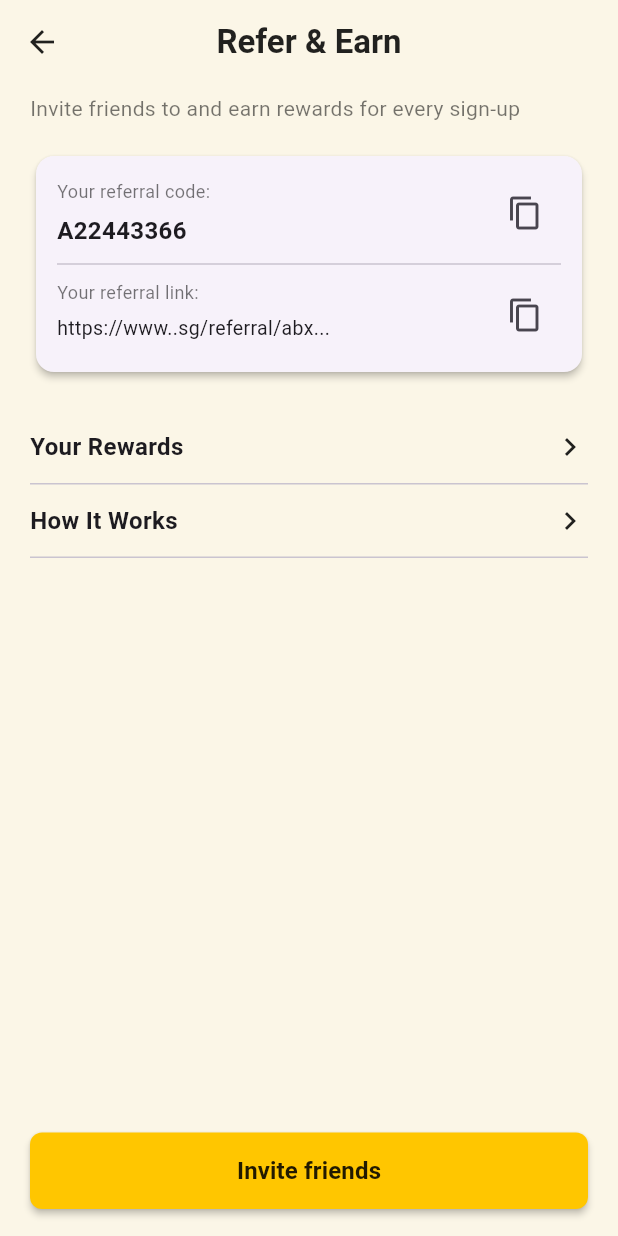
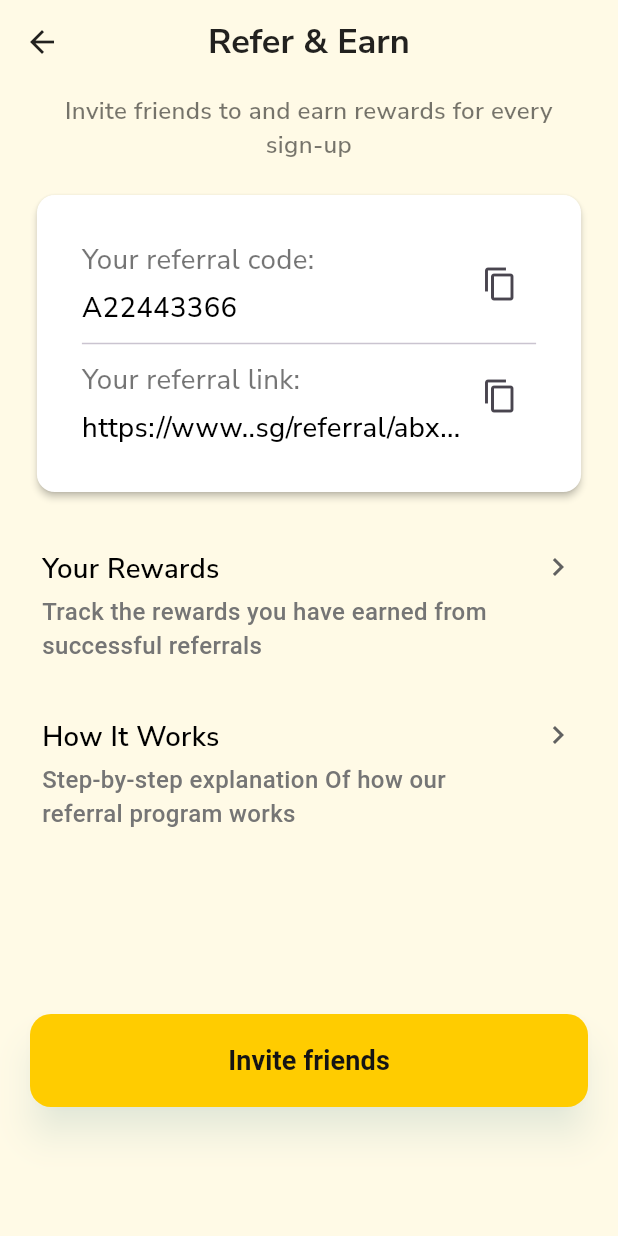
Before and after one commit to Dev-Ninjas-Backup/nicholaslim80, a Flutter app: the ReferAndEarnScreen screen opened by its route, on a phone screen of 412 x 824 dp. Run offline on Flutter 3.47's test engine with Material 3 defaults, Android fonts, the phone set to English and light mode, and no system bars; our stand-ins replace flutter_easyloading, flutter_screenutil, get, google_fonts, slide_to_act.

Commit message:
refer and earn screen all most done

```diff
--- a/lib/features/user/refer_and_earn/controller/refer_and_earn_controller.dart
+++ b/lib/features/user/refer_and_earn/controller/refer_and_earn_controller.dart
@@ -7,45 +7,19 @@ class ReferAndEarnController extends GetxController {
 
   Future<void> copyCode() async {
     await Clipboard.setData(ClipboardData(text: referralCode.value));
-    Get.snackbar(
-      'Copied',
-      'Referral code copied to clipboard',
-      snackPosition: SnackPosition.BOTTOM,
-    );
   }
 
   Future<void> copyLink() async {
     await Clipboard.setData(ClipboardData(text: referralLink.value));
-    Get.snackbar(
-      'Copied',
-      'Referral link copied to clipboard',
-      snackPosition: SnackPosition.BOTTOM,
-    );
   }
 
-  void onInvitePressed() {
-    Get.snackbar(
-      'Invite',
-      'Open share sheet or navigate to share UI.',
-      snackPosition: SnackPosition.BOTTOM,
-    );
-  }
+  void onInvitePressed() {}
 
   void openRewards() {
     // Get.to(() => RewardsScreen());
-    Get.snackbar(
-      'Navigate',
-      'Open Rewards screen',
-      snackPosition: SnackPosition.BOTTOM,
-    );
   }
 
   void openHowItWorks() {
     // Get.to(() => HowItWorksScreen());
-    Get.snackbar(
-      'Navigate',
-      'Open How It Works',
-      snackPosition: SnackPosition.BOTTOM,
-    );
   }
 }
--- a/lib/features/user/refer_and_earn/screen/refer_and_earn_screen.dart
+++ b/lib/features/user/refer_and_earn/screen/refer_and_earn_screen.dart
@@ -1,6 +1,11 @@
 import 'package:flutter/material.dart';
 import 'package:get/get.dart';
+import 'package:nicholaslim80/core/common/styles/global_text_style.dart';
+import 'package:nicholaslim80/core/common/widgets/custom_button.dart';
 import 'package:nicholaslim80/features/user/refer_and_earn/controller/refer_and_earn_controller.dart';
+import 'package:nicholaslim80/features/user/refer_and_earn/widget/refar_card_widget.dart';
+
+import '../../../../core/utils/constants/app_colors.dart';
 
 class ReferAndEarnScreen extends StatelessWidget {
   ReferAndEarnScreen({super.key});
@@ -9,11 +14,10 @@ class ReferAndEarnScreen extends StatelessWidget {
 
   @override
   Widget build(BuildContext context) {
-    // sizing helpers
     final padding = 20.0;
 
     return Scaffold(
-      backgroundColor: Color(0xFFFBF6E7),
+      backgroundColor: AppColors.backgroungColor,
       appBar: AppBar(
         backgroundColor: Colors.transparent,
         elevation: 0,
@@ -24,174 +28,120 @@ class ReferAndEarnScreen extends StatelessWidget {
         centerTitle: true,
         title: Text(
           'Refer & Earn',
-          style: TextStyle(color: Colors.black87, fontWeight: FontWeight.w600),
+          style: getTextStyle(
+            fontSize: 20,
+            color: Colors.black87,
+            fontWeight: FontWeight.w700,
+          ),
         ),
       ),
       body: SafeArea(
         child: Padding(
           padding: EdgeInsets.symmetric(horizontal: padding),
           child: Column(
-            crossAxisAlignment: CrossAxisAlignment.start,
+            crossAxisAlignment: CrossAxisAlignment.center,
             children: [
               SizedBox(height: 6),
               Text(
-                'Invite friends to and earn rewards for every sign-up',
-                style: TextStyle(fontSize: 14, color: Colors.black54),
+                'Invite friends to and earn rewards for every\nsign-up',
+                style: getTextStyle(
+                  fontSize: 14,
+                  fontWeight: FontWeight.w600,
+                  color: Colors.black54,
+                ),
+                textAlign: TextAlign.center,
               ),
+
               SizedBox(height: 18),
 
               // referral card
-              Card(
-                shape: RoundedRectangleBorder(
-                  borderRadius: BorderRadius.circular(12),
-                ),
-                elevation: 2,
-                child: Padding(
-                  padding: EdgeInsets.all(14.0),
-                  child: Column(
+              ReferralCard(ctrl: ctrl),
+
+              SizedBox(height: 22),
+
+              GestureDetector(
+                onTap: ctrl.openRewards,
+                child: Container(
+                  padding: EdgeInsets.symmetric(vertical: 12, horizontal: 8),
+                  child: Row(
+                    crossAxisAlignment: CrossAxisAlignment.start,
                     children: [
-                      // Referral code row
-                      Row(
-                        mainAxisAlignment: MainAxisAlignment.spaceBetween,
-                        children: [
-                          Column(
-                            crossAxisAlignment: CrossAxisAlignment.start,
-                            children: [
-                              Text(
-                                'Your referral code:',
-                                style: TextStyle(
-                                  fontSize: 12,
-                                  color: Colors.black54,
-                                ),
+                      Expanded(
+                        child: Column(
+                          crossAxisAlignment: CrossAxisAlignment.start,
+                          children: [
+                            Text(
+                              'Your Rewards',
+                              style: getTextStyle(
+                                fontSize: 16,
+                                fontWeight: FontWeight.w600,
+                                color: Colors.black,
                               ),
-                              SizedBox(height: 6),
-                              Obx(
-                                () => Text(
-                                  ctrl.referralCode.value,
-                                  style: TextStyle(
-                                    fontSize: 16,
-                                    fontWeight: FontWeight.w600,
-                                  ),
-                                ),
+                            ),
+                            SizedBox(height: 4),
+                            Text(
+                              'Track the rewards you have earned from\nsuccessful referrals',
+
+                              style: TextStyle(
+                                fontSize: 16,
+                                fontWeight: FontWeight.w500,
+                                color: Colors.grey[600],
                               ),
-                            ],
-                          ),
-                          IconButton(
-                            onPressed: ctrl.copyCode,
-                            icon: Icon(Icons.copy_outlined),
-                          ),
-                        ],
+                            ),
+                          ],
+                        ),
                       ),
-
-                      Divider(height: 20),
-
-                      // Referral link row
-                      Row(
-                        crossAxisAlignment: CrossAxisAlignment.start,
-                        children: [
-                          Expanded(
-                            child: Column(
-                              crossAxisAlignment: CrossAxisAlignment.start,
-                              children: [
-                                Text(
-                                  'Your referral link:',
-                                  style: TextStyle(
-                                    fontSize: 12,
-                                    color: Colors.black54,
-                                  ),
-                                ),
-                                SizedBox(height: 6),
-                                Obx(
-                                  () => Text(
-                                    ctrl.referralLink.value,
-                                    style: TextStyle(fontSize: 13),
-                                    maxLines: 2,
-                                    overflow: TextOverflow.ellipsis,
-                                  ),
-                                ),
-                              ],
-                            ),
-                          ),
-                          IconButton(
-                            onPressed: ctrl.copyLink,
-                            icon: Icon(Icons.copy_outlined),
-                          ),
-                        ],
-                      ),
+                      Icon(Icons.chevron_right, color: Colors.grey[700]),
                     ],
                   ),
                 ),
               ),
+              SizedBox(height: 12),
 
-              SizedBox(height: 22),
-
-              // List options
               GestureDetector(
-                onTap: ctrl.openRewards,
+                onTap: ctrl.openHowItWorks,
                 child: Container(
-                  padding: EdgeInsets.symmetric(vertical: 12),
+                  padding: EdgeInsets.symmetric(vertical: 12, horizontal: 8),
                   child: Row(
+                    crossAxisAlignment: CrossAxisAlignment.start,
                     children: [
                       Expanded(
-                        child: Text(
-                          'Your Rewards',
-                          style: TextStyle(
-                            fontSize: 16,
-                            fontWeight: FontWeight.w600,
-                          ),
+                        child: Column(
+                          crossAxisAlignment: CrossAxisAlignment.start,
+                          children: [
+                            Text(
+                              'How It Works',
+                              style: getTextStyle(
+                                fontSize: 16,
+                                fontWeight: FontWeight.w600,
+                                color: Colors.black,
+                              ),
+                            ),
+                            SizedBox(height: 4),
+                            Text(
+                              'Step-by-step explanation Of how our\nreferral program works',
+
+                              style: TextStyle(
+                                fontSize: 16,
+                                fontWeight: FontWeight.w500,
+                                color: Colors.grey[600],
+                              ),
+                            ),
+                          ],
                         ),
                       ),
-                      Icon(Icons.chevron_right),
+                      Icon(Icons.chevron_right, color: Colors.grey[700]),
                     ],
                   ),
                 ),
               ),
-              Divider(height: 1),
-
-              GestureDetector(
-                onTap: ctrl.openHowItWorks,
-                child: Container(
-                  padding: EdgeInsets.symmetric(vertical: 12),
-                  child: Row(
-                    children: [
-                      Expanded(
-                        child: Text(
-                          'How It Works',
-                          style: TextStyle(
-                            fontSize: 16,
-                            fontWeight: FontWeight.w600,
-                          ),
-                        ),
-                      ),
-                      Icon(Icons.chevron_right),
-                    ],
-                  ),
-                ),
-              ),
-              Divider(height: 1),
-
-              // spacer to push button to bottom
-              Spacer(),
-
+              SizedBox(height: 110),
               // Invite friends button
-              SizedBox(
-                width: double.infinity,
-                child: ElevatedButton(
-                  onPressed: ctrl.onInvitePressed,
-                  style: ElevatedButton.styleFrom(
-                    padding: EdgeInsets.symmetric(vertical: 14),
-                    backgroundColor: Color(0xFFFFC600), // yellow
-                    elevation: 2,
-                    shape: RoundedRectangleBorder(
-                      borderRadius: BorderRadius.circular(8),
-                    ),
-                    foregroundColor: Colors.black87,
-                  ),
-                  child: Text(
-                    'Invite friends',
-                    style: TextStyle(fontSize: 16, fontWeight: FontWeight.w600),
-                  ),
-                ),
+              CustomButton(
+                label: "Invite friends",
+                onPressed: () {},
+                color: AppColors.primaryButtonColor,
+                textColor: AppColors.primaryFontColor,
               ),
 
               SizedBox(height: 18),
--- /dev/null
+++ b/lib/features/user/refer_and_earn/widget/refar_card_widget.dart
@@ -0,0 +1,103 @@
+import 'package:flutter/material.dart';
+import 'package:get/get_state_manager/src/rx_flutter/rx_obx_widget.dart';
+import 'package:nicholaslim80/core/common/styles/global_text_style.dart';
+import 'package:nicholaslim80/features/user/refer_and_earn/controller/refer_and_earn_controller.dart';
+
+class ReferralCard extends StatelessWidget {
+  const ReferralCard({super.key, required this.ctrl});
+
+  final ReferAndEarnController ctrl;
+
+  @override
+  Widget build(BuildContext context) {
+    return SizedBox(
+      height: MediaQuery.of(context).size.height * 0.25,
+      width: MediaQuery.of(context).size.width * 0.9,
+
+      child: Card(
+        color: Colors.white,
+        shape: RoundedRectangleBorder(borderRadius: BorderRadius.circular(12)),
+        elevation: 2,
+        child: Padding(
+          padding: EdgeInsets.all(30.0),
+          child: Column(
+            mainAxisAlignment: MainAxisAlignment.spaceBetween,
+            children: [
+              Row(
+                mainAxisAlignment: MainAxisAlignment.spaceBetween,
+                children: [
+                  Column(
+                    crossAxisAlignment: CrossAxisAlignment.start,
+                    children: [
+                      Text(
+                        'Your referral code:',
+                        style: getTextStyle(
+                          fontWeight: FontWeight.w500,
+                          fontSize: 16,
+                          color: Colors.black54,
+                        ),
+                      ),
+                      SizedBox(height: 6),
+                      Obx(
+                        () => Text(
+                          ctrl.referralCode.value,
+                          style: getTextStyle(
+                            fontSize: 16,
+                            fontWeight: FontWeight.w500,
+                          ),
+                        ),
+                      ),
+                    ],
+                  ),
+                  IconButton(
+                    onPressed: ctrl.copyCode,
+                    icon: Icon(Icons.copy_outlined),
+                  ),
+                ],
+              ),
+
+              Divider(height: 20),
+
+              Row(
+                crossAxisAlignment: CrossAxisAlignment.start,
+                children: [
+                  Expanded(
+                    child: Column(
+                      crossAxisAlignment: CrossAxisAlignment.start,
+                      children: [
+                        Text(
+                          'Your referral link:',
+                          style: getTextStyle(
+                            fontSize: 16,
+                            fontWeight: FontWeight.w500,
+                            color: Colors.black54,
+                          ),
+                        ),
+                        SizedBox(height: 6),
+                        Obx(
+                          () => Text(
+                            ctrl.referralLink.value,
+                            style: getTextStyle(
+                              fontSize: 16,
+                              fontWeight: FontWeight.w500,
+                            ),
+                            maxLines: 2,
+                            overflow: TextOverflow.ellipsis,
+                          ),
+                        ),
+                      ],
+                    ),
+                  ),
+                  IconButton(
+                    onPressed: ctrl.copyLink,
+                    icon: Icon(Icons.copy_outlined),
+                  ),
+                ],
+              ),
+            ],
+          ),
+        ),
+      ),
+    );
+  }
+}
```
